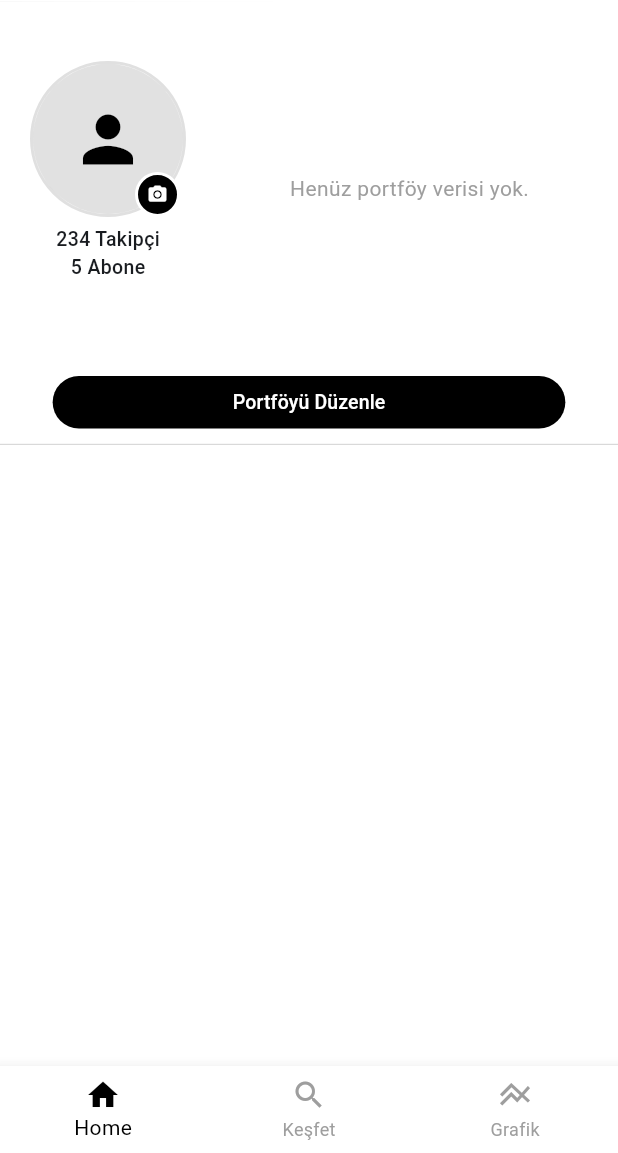
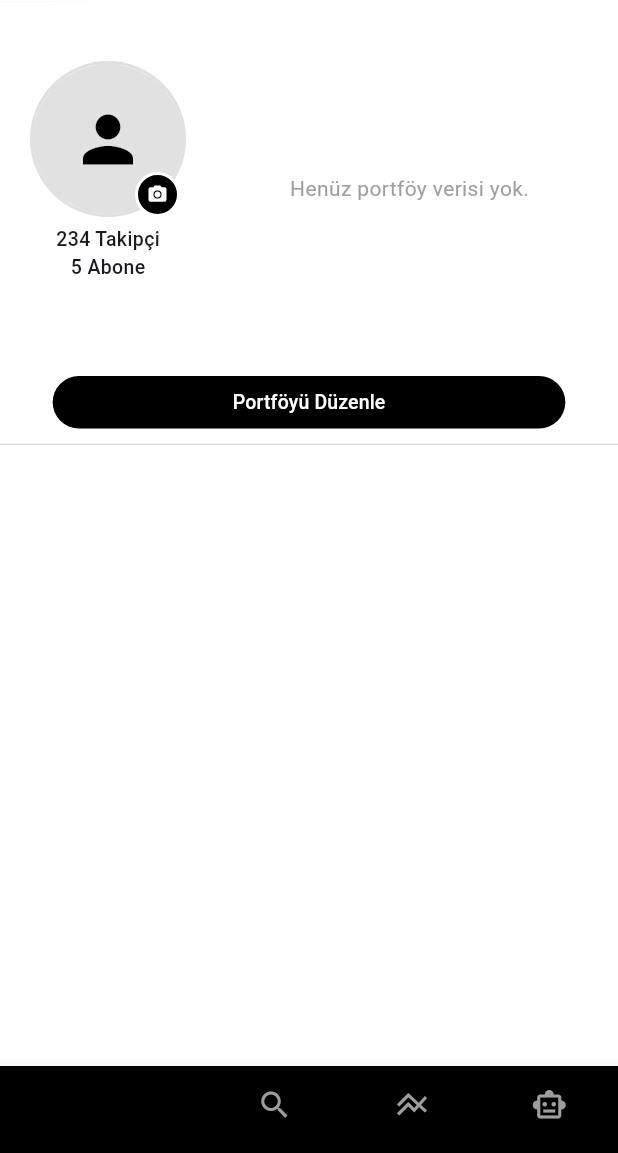
Before and after one commit to berkaydrd/Newt10, a Flutter app: the ProfilePage screen opened by its route, on a phone screen of 412 x 824 dp, the part 83-1236 px from its top. Run offline on Flutter 3.47's test engine with Material 3 defaults, Android fonts, the phone set to English and light mode, and no system bars; our stand-ins replace cached_network_image, cloud_firestore, firebase_auth, firebase_core, firebase_storage, fl_chart and 4 more; accounts and stored records are empty.

Commit message:
Add AI assistant tab to bottom navigation bar
Co-Authored-By: Claude Sonnet 4.6 <noreply@anthropic.com>

```diff
--- a/lib/views/profile_page_view.dart
+++ b/lib/views/profile_page_view.dart
@@ -5,6 +5,7 @@ import 'package:flutter_application_newtten/utilities/firestore_service.dart';
 import 'package:flutter_application_newtten/views/notifications_view.dart';
 import 'package:flutter_application_newtten/views/edit_portfolio_view.dart';
 import 'package:flutter_application_newtten/views/explore_view.dart';
+import 'package:flutter_application_newtten/views/chat_view.dart';
 // Yeni Widget'ı eklemeyi unutma
 import 'package:flutter_application_newtten/widgets/profile_header_widget.dart';
 import 'package:flutter_application_newtten/widgets/portfolio_list_widget.dart';
@@ -123,8 +124,12 @@ class _ProfilePageState extends State<ProfilePage> {
   @override
   Widget build(BuildContext context) {
     return Scaffold(
-      appBar: _selectedIndex == 1 ? null : _buildAppBar(),
-      body: _selectedIndex == 1 ? const ExploreView() : _buildProfileContent(),
+      appBar: (_selectedIndex == 1 || _selectedIndex == 3) ? null : _buildAppBar(),
+      body: _selectedIndex == 1
+          ? const ExploreView()
+          : _selectedIndex == 3
+              ? const ChatView()
+              : _buildProfileContent(),
       bottomNavigationBar: _buildBottomNavBar(),
     );
   }
@@ -169,13 +174,12 @@ class _ProfilePageState extends State<ProfilePage> {
         selectedItemColor: Colors.black,
         unselectedItemColor: Colors.grey,
         onTap: (index) {
-          if(index == 2) {
-             // Grafik butonu mantığı
-             if (_selectedIndex == 1) {
-                setState(() { _selectedIndex = 0; _showPieChart = !_showPieChart; });
-             } else {
-                setState(() => _showPieChart = !_showPieChart);
-             }
+          if (index == 2) {
+            if (_selectedIndex == 1) {
+              setState(() { _selectedIndex = 0; _showPieChart = !_showPieChart; });
+            } else {
+              setState(() => _showPieChart = !_showPieChart);
+            }
           } else {
             setState(() => _selectedIndex = index);
           }
@@ -184,6 +188,7 @@ class _ProfilePageState extends State<ProfilePage> {
           const BottomNavigationBarItem(icon: Icon(Icons.home), label: 'Home', backgroundColor: Colors.black),
           const BottomNavigationBarItem(icon: Icon(Icons.search), label: 'Keşfet'),
           BottomNavigationBarItem(icon: Icon(_showPieChart ? Icons.line_axis : Icons.pie_chart), label: 'Grafik'),
+          const BottomNavigationBarItem(icon: Icon(Icons.smart_toy_outlined), label: 'AI'),
         ],
       ),
     );
```
